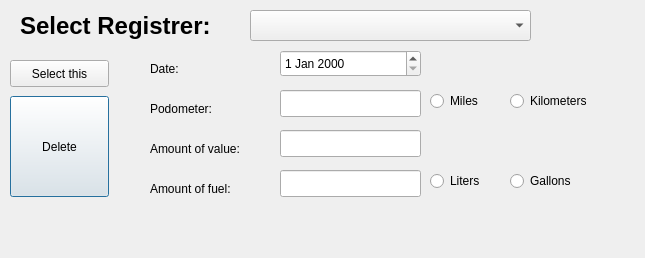
This is FuelMonitor/deleteregisters.ui in nelcar/Fuel-Monitoring as Qt 5 draws it before an edit. The edited form follows.
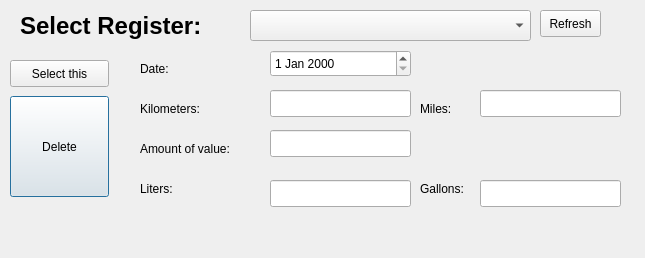
This is the edited form.

```diff
--- a/FuelMonitor/deleteregisters.ui
+++ b/FuelMonitor/deleteregisters.ui
@@ -26,56 +26,7 @@
     <string>Delete</string>
    </property>
   </widget>
-  <widget class="QRadioButton" name="radioButton_2">
-   <property name="geometry">
-    <rect>
-     <x>510</x>
-     <y>170</y>
-     <width>81</width>
-     <height>22</height>
-    </rect>
-   </property>
-   <property name="text">
-    <string>Gallons</string>
-   </property>
-  </widget>
-  <widget class="QRadioButton" name="radioButton_4">
-   <property name="geometry">
-    <rect>
-     <x>510</x>
-     <y>90</y>
-     <width>101</width>
-     <height>22</height>
-    </rect>
-   </property>
-   <property name="text">
-    <string>Kilometers</string>
-   </property>
-  </widget>
-  <widget class="QRadioButton" name="radioButton_3">
-   <property name="geometry">
-    <rect>
-     <x>430</x>
-     <y>90</y>
-     <width>71</width>
-     <height>22</height>
-    </rect>
-   </property>
-   <property name="text">
-    <string>Miles</string>
-   </property>
-  </widget>
-  <widget class="QLineEdit" name="lineEdit_2">
-   <property name="geometry">
-    <rect>
-     <x>280</x>
-     <y>130</y>
-     <width>141</width>
-     <height>27</height>
-    </rect>
-   </property>
-  </widget>
-  <widget class="QComboBox" name="comboBox">
+  <widget class="QComboBox" name="DRselectedRegister">
    <property name="geometry">
     <rect>
      <x>250</x>
@@ -85,42 +36,6 @@
     </rect>
    </property>
   </widget>
-  <widget class="QLabel" name="label_4">
-   <property name="geometry">
-    <rect>
-     <x>150</x>
-     <y>180</y>
-     <width>111</width>
-     <height>17</height>
-    </rect>
-   </property>
-   <property name="text">
-    <string>Amount of fuel:</string>
-   </property>
-  </widget>
-  <widget class="QLineEdit" name="lineEdit">
-   <property name="geometry">
-    <rect>
-     <x>280</x>
-     <y>90</y>
-     <width>141</width>
-     <height>27</height>
-    </rect>
-   </property>
-  </widget>
-  <widget class="QLabel" name="label_2">
-   <property name="geometry">
-    <rect>
-     <x>150</x>
-     <y>60</y>
-     <width>67</width>
-     <height>17</height>
-    </rect>
-   </property>
-   <property name="text">
-    <string>Date:</string>
-   </property>
-  </widget>
   <widget class="QLabel" name="label">
    <property name="geometry">
     <rect>
@@ -138,7 +53,7 @@
     </font>
    </property>
    <property name="text">
-    <string>Select Registrer:</string>
+    <string>Select Register:</string>
    </property>
   </widget>
   <widget class="QPushButton" name="pushButton">
@@ -154,46 +69,112 @@
     <string>Select this</string>
    </property>
   </widget>
-  <widget class="QRadioButton" name="radioButton">
+  <widget class="QLabel" name="label_2">
    <property name="geometry">
     <rect>
-     <x>430</x>
-     <y>170</y>
-     <width>71</width>
-     <height>22</height>
+     <x>140</x>
+     <y>60</y>
+     <width>67</width>
+     <height>17</height>
     </rect>
    </property>
    <property name="text">
-    <string>Liters</string>
+    <string>Date:</string>
+   </property>
+  </widget>
+  <widget class="QDateEdit" name="DRdate">
+   <property name="geometry">
+    <rect>
+     <x>270</x>
+     <y>50</y>
+     <width>141</width>
+     <height>27</height>
+    </rect>
+   </property>
+  </widget>
+  <widget class="QLineEdit" name="DRgallons">
+   <property name="geometry">
+    <rect>
+     <x>480</x>
+     <y>180</y>
+     <width>141</width>
+     <height>27</height>
+    </rect>
+   </property>
+  </widget>
+  <widget class="QLineEdit" name="DRkilometers">
+   <property name="geometry">
+    <rect>
+     <x>270</x>
+     <y>90</y>
+     <width>141</width>
+     <height>27</height>
+    </rect>
+   </property>
+  </widget>
+  <widget class="QLineEdit" name="DRmiles">
+   <property name="geometry">
+    <rect>
+     <x>480</x>
+     <y>90</y>
+     <width>141</width>
+     <height>27</height>
+    </rect>
+   </property>
+  </widget>
+  <widget class="QLabel" name="label_7">
+   <property name="geometry">
+    <rect>
+     <x>420</x>
+     <y>180</y>
+     <width>67</width>
+     <height>17</height>
+    </rect>
+   </property>
+   <property name="text">
+    <string>Gallons:</string>
+   </property>
+  </widget>
+  <widget class="QLabel" name="label_6">
+   <property name="geometry">
+    <rect>
+     <x>420</x>
+     <y>100</y>
+     <width>67</width>
+     <height>17</height>
+    </rect>
+   </property>
+   <property name="text">
+    <string>Miles:</string>
+   </property>
+  </widget>
+  <widget class="QLineEdit" name="DRliters">
+   <property name="geometry">
+    <rect>
+     <x>270</x>
+     <y>180</y>
+     <width>141</width>
+     <height>27</height>
+    </rect>
    </property>
   </widget>
   <widget class="QLabel" name="label_5">
    <property name="geometry">
     <rect>
-     <x>150</x>
+     <x>140</x>
      <y>100</y>
      <width>91</width>
      <height>17</height>
     </rect>
    </property>
    <property name="text">
-    <string>Podometer:</string>
-   </property>
-  </widget>
-  <widget class="QDateEdit" name="dateEdit">
-   <property name="geometry">
-    <rect>
-     <x>280</x>
-     <y>50</y>
-     <width>141</width>
-     <height>27</height>
-    </rect>
+    <string>Kilometers:</string>
    </property>
   </widget>
   <widget class="QLabel" name="label_3">
    <property name="geometry">
     <rect>
-     <x>150</x>
+     <x>140</x>
      <y>140</y>
      <width>121</width>
      <height>17</height>
@@ -203,16 +184,42 @@
     <string>Amount of value:</string>
    </property>
   </widget>
-  <widget class="QLineEdit" name="lineEdit_3">
+  <widget class="QLabel" name="label_4">
    <property name="geometry">
     <rect>
-     <x>280</x>
-     <y>170</y>
+     <x>140</x>
+     <y>180</y>
+     <width>111</width>
+     <height>17</height>
+    </rect>
+   </property>
+   <property name="text">
+    <string>Liters:</string>
+   </property>
+  </widget>
+  <widget class="QLineEdit" name="DRcurrency">
+   <property name="geometry">
+    <rect>
+     <x>270</x>
+     <y>130</y>
      <width>141</width>
      <height>27</height>
     </rect>
    </property>
   </widget>
+  <widget class="QPushButton" name="pushButton_3">
+   <property name="geometry">
+    <rect>
+     <x>540</x>
+     <y>10</y>
+     <width>61</width>
+     <height>27</height>
+    </rect>
+   </property>
+   <property name="text">
+    <string>Refresh</string>
+   </property>
+  </widget>
  </widget>
  <resources/>
  <connections/>
```
